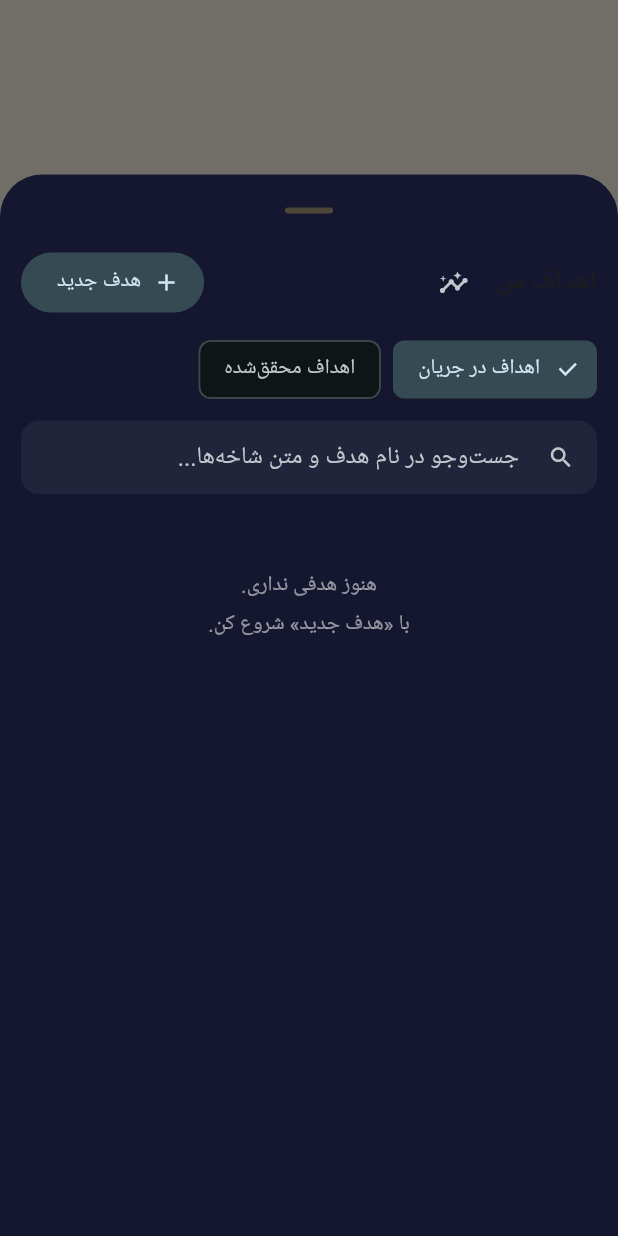
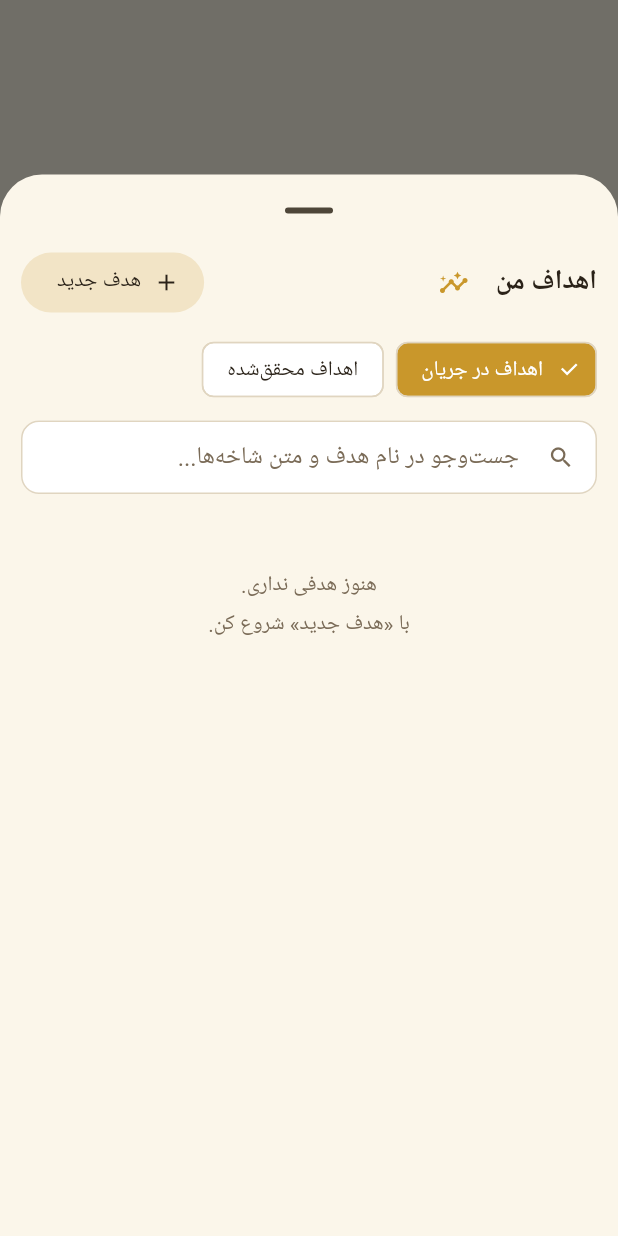
Before and after one commit to maryam1998/Flutm, a Flutter app: what showGoalsSheet() shows on an empty page, opened directly with empty values, on a phone screen of 412 x 824 dp. Run offline on Flutter 3.47's test engine with Material 3 defaults, Android fonts, the phone set to English and light mode, and no system bars; our stand-ins replace file_picker, google_fonts, image_picker, shared_preferences; accounts and stored records are empty; Roboto replaces fonts that are missing (Vazirmatn).

```diff
--- a/lib/screens/goals_sheet.dart
+++ b/lib/screens/goals_sheet.dart
@@ -28,8 +28,8 @@ Future<void> showGoalsSheet(
     isScrollControlled: true,
     useSafeArea: true,
     showDragHandle: true,
-    backgroundColor: const Color(0xFF14172F),
-    builder: (ctx) => darkSheet(DraggableScrollableSheet(
+    backgroundColor: kGoalsBg,
+    builder: (ctx) => goalsLightSheet(DraggableScrollableSheet(
       expand: false,
       initialChildSize: 0.85,
       minChildSize: 0.4,
@@ -257,12 +257,12 @@ class _GoalsSheetState extends State<GoalsSheet> {
         Row(
           children: [
             const Text('اهداف من',
-                style: TextStyle(fontSize: 18, fontWeight: FontWeight.w700)),
+                style: TextStyle(fontSize: 18, fontWeight: FontWeight.w700, color: kGoalsInk)),
             const SizedBox(width: 8),
             Text(countText,
-                style: const TextStyle(fontSize: 12, color: Colors.white54)),
+                style: const TextStyle(fontSize: 12, color: kGoalsMuted)),
             IconButton(
-              icon: const Icon(Icons.insights, size: 20),
+              icon: const Icon(Icons.insights, size: 20, color: kGoalsGold),
               tooltip: 'نگاه هفته',
               onPressed: () => showWeeklySheet(context, store.state),
               padding: EdgeInsets.zero,
@@ -287,13 +287,15 @@ class _GoalsSheetState extends State<GoalsSheet> {
           spacing: 8,
           children: [
             ChoiceChip(
-              label: const Text('اهداف در جریان'),
+              label: Text('اهداف در جریان',
+                  style: TextStyle(color: _tab == 0 ? Colors.white : kGoalsInk)),
               selected: _tab == 0,
               onSelected: (_) => setState(() => _tab = 0),
             ),
             ChoiceChip(
               label: Text(
                 'اهداف محقق‌شده${reached.isEmpty ? '' : ' (${toFa(reached.length)})'}',
+                style: TextStyle(color: _tab == 1 ? Colors.white : kGoalsInk),
               ),
               selected: _tab == 1,
               onSelected: (_) => setState(() => _tab = 1),
@@ -308,13 +310,21 @@ class _GoalsSheetState extends State<GoalsSheet> {
           onChanged: (v) => setState(() => _q = _norm(v.trim())),
           decoration: InputDecoration(
             hintText: 'جست‌وجو در نام هدف و متن شاخه‌ها...',
-            prefixIcon: const Icon(Icons.search),
+            prefixIcon: const Icon(Icons.search, color: kGoalsMuted),
             isDense: true,
             filled: true,
-            fillColor: Colors.white.withAlpha(14),
+            fillColor: Colors.white,
             border: OutlineInputBorder(
               borderRadius: BorderRadius.circular(12),
-              borderSide: BorderSide.none,
+              borderSide: const BorderSide(color: kGoalsBorder),
+            ),
+            enabledBorder: OutlineInputBorder(
+              borderRadius: BorderRadius.circular(12),
+              borderSide: const BorderSide(color: kGoalsBorder),
+            ),
+            focusedBorder: OutlineInputBorder(
+              borderRadius: BorderRadius.circular(12),
+              borderSide: const BorderSide(color: kGoalsGold, width: 1.5),
             ),
           ),
         ),
@@ -331,7 +341,7 @@ class _GoalsSheetState extends State<GoalsSheet> {
                       ? 'هنوز هدفی محقق نشده.\nوقتی به هدفی رسیدی، با دکمه‌ی ✓ به این فهرست منتقلش کن.'
                       : 'هنوز هدفی نداری.\nبا «هدف جدید» شروع کن.',
               textAlign: TextAlign.center,
-              style: const TextStyle(color: Colors.white54, height: 1.8),
+              style: const TextStyle(color: kGoalsMuted, height: 1.8),
             ),
           )
         else if (isReachedTab)
@@ -357,7 +367,7 @@ class _GoalsSheetState extends State<GoalsSheet> {
             padding: const EdgeInsets.only(top: 6),
             child: Text(
               '${toFa(freeRings)} نشانه‌ی آزاد روی نقشه هست؛ روی مسیر یک هدف ببرش تا خودکار زیرمجموعه‌اش شود.',
-              style: const TextStyle(fontSize: 11.5, color: Colors.white54, height: 1.7),
+              style: const TextStyle(fontSize: 11.5, color: kGoalsMuted, height: 1.7),
             ),
           ),
       ],
@@ -367,9 +377,9 @@ class _GoalsSheetState extends State<GoalsSheet> {
   // ------------------------------------------------------------------ کارت هدف
 
   BoxDecoration _cardDeco(Color c) => BoxDecoration(
-        color: Colors.white.withAlpha(12),
+        color: Colors.white,
         borderRadius: BorderRadius.circular(14),
-        border: Border.all(color: c.withAlpha(90)),
+        border: Border.all(color: kGoalsBorder),
       );
 
   Widget _iconBtn(IconData i, String tip, VoidCallback onTap, {Color? color}) =>
@@ -385,11 +395,11 @@ class _GoalsSheetState extends State<GoalsSheet> {
   Widget _tag(String t) => Container(
         padding: const EdgeInsets.symmetric(horizontal: 7, vertical: 1),
         decoration: BoxDecoration(
-          color: Colors.white.withAlpha(20),
+          color: kGoalsGold.withAlpha(34),
           borderRadius: BorderRadius.circular(8),
         ),
         child: Text(t,
-            style: const TextStyle(fontSize: 10.5, color: Colors.white70)),
+            style: const TextStyle(fontSize: 10.5, color: kGoalsMuted)),
       );
 
   Widget _hostCard(MapStore store, _Row r, {int? reorderIndex}) {
@@ -427,7 +437,7 @@ class _GoalsSheetState extends State<GoalsSheet> {
                       child: const Padding(
                         padding: EdgeInsets.symmetric(horizontal: 2),
                         child: Icon(Icons.drag_indicator,
-                            size: 20, color: Colors.white38),
+                            size: 20, color: kGoalsMuted),
                       ),
                     ),
                   _Avatar(host: h, color: color),
@@ -441,7 +451,8 @@ class _GoalsSheetState extends State<GoalsSheet> {
                           spacing: 6,
                           children: [
                             Text(_name(h),
-                                style: const TextStyle(fontWeight: FontWeight.w700)),
+                                style: const TextStyle(
+                                    fontWeight: FontWeight.w700, color: kGoalsInk)),
                             if (h.isRing)
                               _tag(
                                   'نزدیک شدن به هدف${linked.isEmpty ? '' : ' · «${linked.first.name.isEmpty ? 'هدف' : linked.first.name}»'}'),
@@ -451,7 +462,7 @@ class _GoalsSheetState extends State<GoalsSheet> {
                         if (ago.isNotEmpty)
                           Text(ago,
                               style: const TextStyle(
-                                  fontSize: 11, color: Colors.white54)),
+                                  fontSize: 11, color: kGoalsMuted)),
                         if (r.hit.isNotEmpty)
                           Text('↳ ${r.hit}',
                               style: TextStyle(fontSize: 12, color: color),
@@ -464,7 +475,7 @@ class _GoalsSheetState extends State<GoalsSheet> {
                             value: power / 100,
                             minHeight: 5,
                             color: color,
-                            backgroundColor: Colors.white.withAlpha(24),
+                            backgroundColor: kGoalsBorder,
                           ),
                         ),
                       ],
@@ -533,13 +544,15 @@ class _GoalsSheetState extends State<GoalsSheet> {
               crossAxisAlignment: CrossAxisAlignment.start,
               children: [
                 Wrap(spacing: 6, crossAxisAlignment: WrapCrossAlignment.center, children: [
-                  Text(g.name, style: const TextStyle(fontWeight: FontWeight.w700)),
+                  Text(g.name,
+                      style: const TextStyle(
+                          fontWeight: FontWeight.w700, color: kGoalsInk)),
                   _tag('محقق شد ✓'),
                 ]),
                 if (when.isNotEmpty)
                   Text(when,
                       style:
-                          const TextStyle(fontSize: 11, color: Colors.white54)),
+                          const TextStyle(fontSize: 11, color: kGoalsMuted)),
                 if (g.feeling.isNotEmpty)
                   Padding(
                     padding: const EdgeInsets.only(top: 4),
@@ -555,7 +568,7 @@ class _GoalsSheetState extends State<GoalsSheet> {
                             overflow: TextOverflow.ellipsis,
                             style: const TextStyle(
                                 fontSize: 12,
-                                color: Colors.white70,
+                                color: kGoalsMuted,
                                 fontStyle: FontStyle.italic,
                                 height: 1.5),
                           ),
@@ -620,15 +633,16 @@ class _GoalsSheetState extends State<GoalsSheet> {
               margin: const EdgeInsets.only(bottom: 8),
               padding: const EdgeInsets.all(10),
               decoration: BoxDecoration(
-                color: Colors.amber.withAlpha(30),
+                color: kGoalsGold.withAlpha(34),
                 borderRadius: BorderRadius.circular(10),
+                border: Border.all(color: kGoalsGold.withAlpha(110)),
               ),
               child: Column(
                 crossAxisAlignment: CrossAxisAlignment.start,
                 children: [
                   Text(
                     'دوره‌ی ${periodOrd(pi.past.length)} تموم شد! برای ادامه، دوره‌ی بعدی را شروع کن.',
-                    style: const TextStyle(height: 1.7),
+                    style: const TextStyle(height: 1.7, color: kGoalsInk),
                   ),
                   const SizedBox(height: 6),
                   FilledButton.tonal(
@@ -650,7 +664,7 @@ class _GoalsSheetState extends State<GoalsSheet> {
             const Padding(
               padding: EdgeInsets.symmetric(vertical: 10, horizontal: 4),
               child: Text('با ＋ شروع کن؛ مثلاً «گوش دادن به پادکست».',
-                  style: TextStyle(color: Colors.white54)),
+                  style: TextStyle(color: kGoalsMuted)),
             ),
           for (final a in h.actions)
             ..._nodeTiles(store, h, a, pi, hostColor, 0, ''),
@@ -684,14 +698,15 @@ class _GoalsSheetState extends State<GoalsSheet> {
             child: Container(
               padding: const EdgeInsets.symmetric(horizontal: 12, vertical: 10),
               decoration: BoxDecoration(
-                color: Colors.white.withAlpha(10),
+                color: kGoalsBg,
                 borderRadius: BorderRadius.circular(10),
+                border: Border.all(color: kGoalsBorder),
               ),
               child: Row(
                 children: [
                   Text(
                     'دوره‌ی ${toFa(pi.total)} روزه · روز ${toFa(pi.dayNum)}',
-                    style: const TextStyle(fontSize: 13),
+                    style: const TextStyle(fontSize: 13, color: kGoalsInk),
                   ),
                   const Spacer(),
                   Icon(statsOpen ? Icons.expand_less : Icons.expand_more,
@@ -709,7 +724,7 @@ class _GoalsSheetState extends State<GoalsSheet> {
                   Expanded(
                     child: Text(
                       '${toFa(todayCnt)} کار انجام‌شده‌ی امروز',
-                      style: const TextStyle(color: Colors.white70),
+                      style: const TextStyle(color: kGoalsMuted),
                     ),
                   ),
                   if (!pi.finished)
@@ -735,13 +750,13 @@ class _GoalsSheetState extends State<GoalsSheet> {
                   Text(
                     '⏱ مجموع امروز: ${fmtDur(_sumDay(h, pi.todayJK))}',
                     style: const TextStyle(
-                        fontSize: 12.5, color: Colors.white70),
+                        fontSize: 12.5, color: kGoalsMuted),
                   ),
                   const SizedBox(height: 2),
                   Text(
                     '📊 مجموع دوره: ${fmtDur(_sumPeriod(h, pi))}',
                     style: const TextStyle(
-                        fontSize: 12.5, color: Colors.white70),
+                        fontSize: 12.5, color: kGoalsMuted),
                   ),
                 ],
               ),
@@ -791,7 +806,7 @@ class _GoalsSheetState extends State<GoalsSheet> {
     final tileBody = Container(
       padding: const EdgeInsets.fromLTRB(10, 8, 6, 8),
       decoration: BoxDecoration(
-        color: Colors.white.withAlpha(isSub ? 6 : 14),
+        color: isSub ? const Color(0xFFFFFCF4) : kGoalsBg,
         border: BorderDirectional(start: BorderSide(color: color, width: 3)),
       ),
       child: Column(
@@ -824,7 +839,7 @@ class _GoalsSheetState extends State<GoalsSheet> {
                       maxLines: 1,
                       overflow: TextOverflow.ellipsis,
                       style: const TextStyle(
-                          fontSize: 10.5, color: Colors.white54),
+                          fontSize: 10.5, color: kGoalsMuted),
                     ),
                   ),
                 ),
@@ -839,7 +854,7 @@ class _GoalsSheetState extends State<GoalsSheet> {
                   child: const Padding(
                     padding: EdgeInsets.symmetric(horizontal: 2),
                     child: Icon(Icons.drag_indicator,
-                        size: 18, color: Colors.white38),
+                        size: 18, color: kGoalsMuted),
                   ),
                 ),
               GestureDetector(
@@ -868,12 +883,12 @@ class _GoalsSheetState extends State<GoalsSheet> {
                   key: ValueKey('t-${n.id}'),
                   initialValue: n.text,
                   onChanged: (v) => store.renameAction(n, v),
-                  style: const TextStyle(fontSize: 14),
+                  style: const TextStyle(fontSize: 14, color: kGoalsInk),
                   decoration: InputDecoration(
                     isDense: true,
                     border: InputBorder.none,
                     hintText: isSub ? 'نام زیرشاخه...' : 'نام شاخه...',
-                    hintStyle: const TextStyle(color: Colors.white38),
+                    hintStyle: const TextStyle(color: kGoalsMuted),
                   ),
                 ),
               ),
@@ -920,13 +935,11 @@ class _GoalsSheetState extends State<GoalsSheet> {
               padding: const EdgeInsets.only(top: 6, right: 4),
               child: Row(
                 children: [
-                  Icon(Icons.schedule,
-                      size: 13, color: Colors.white.withAlpha(140)),
+                  const Icon(Icons.schedule, size: 13, color: kGoalsMuted),
                   const SizedBox(width: 4),
                   Text(
                     'امروز: ${fmtDur(nodeDaySecs(n, pi.todayJK))}',
-                    style: TextStyle(
-                        fontSize: 11, color: Colors.white.withAlpha(180)),
+                    style: const TextStyle(fontSize: 11, color: kGoalsMuted),
                   ),
                   if (timerRunning(n)) ...[
                     const SizedBox(width: 8),
@@ -946,23 +959,23 @@ class _GoalsSheetState extends State<GoalsSheet> {
               child: Row(
                 children: [
                   const Icon(Icons.repeat,
-                      size: 13, color: Color(0xFF5EC8F0)),
+                      size: 13, color: Color(0xFF1B8DB5)),
                   const SizedBox(width: 4),
                   Text(
                     '${toFa(routineWeekDone(n))} از ۷ روز این هفته',
                     style: const TextStyle(
-                        fontSize: 11, color: Color(0xFF5EC8F0)),
+                        fontSize: 11, color: Color(0xFF1B8DB5)),
                   ),
                   if (routineStreak(n) >= 2) ...[
                     const SizedBox(width: 8),
                     const Icon(Icons.local_fire_department,
-                        size: 12, color: Color(0xFFF4C542)),
+                        size: 12, color: kGoalsGold),
                     const SizedBox(width: 3),
                     Text(
                       '${toFa(routineStreak(n))} روز پیاپی',
                       style: const TextStyle(
                           fontSize: 11,
-                          color: Color(0xFFF4C542),
+                          color: kGoalsGold,
                           fontWeight: FontWeight.w600),
                     ),
                   ],
@@ -1003,7 +1016,7 @@ class _GoalsSheetState extends State<GoalsSheet> {
               decoration: BoxDecoration(
                 border: BorderDirectional(
                     start:
-                        BorderSide(color: Colors.white.withAlpha(60), width: 2)),
+                        const BorderSide(color: kGoalsBorder, width: 2)),
               ),
               child: Column(
                   crossAxisAlignment: CrossAxisAlignment.stretch,
@@ -1041,11 +1054,11 @@ class _GoalsSheetState extends State<GoalsSheet> {
             alignment: Alignment.center,
             decoration: BoxDecoration(
               borderRadius: BorderRadius.circular(8),
-              color: has ? color : Colors.white.withAlpha(future ? 5 : 16),
+              color: has ? color : (future ? kGoalsBg : Colors.white),
               border: Border.all(
                 color: isToday
-                    ? Colors.white
-                    : (has ? color : Colors.white24),
+                    ? kGoalsInk
+                    : (has ? color : kGoalsBorder),
                 width: isToday ? 2 : 1,
               ),
             ),
@@ -1056,7 +1069,7 @@ class _GoalsSheetState extends State<GoalsSheet> {
                 fontWeight: FontWeight.w600,
                 color: has
                     ? Colors.black87
-                    : (future ? Colors.white30 : Colors.white),
+                    : (future ? kGoalsBorder : kGoalsInk),
               ),
             ),
           ),
@@ -1090,10 +1103,10 @@ class _GoalsSheetState extends State<GoalsSheet> {
               hintText: '$hint...',
               isDense: true,
               filled: true,
-              fillColor: Colors.white.withAlpha(14),
+              fillColor: Colors.white,
               border: OutlineInputBorder(
                 borderRadius: BorderRadius.circular(10),
-                borderSide: BorderSide.none,
+                borderSide: const BorderSide(color: kGoalsBorder),
               ),
             ),
           ),
@@ -1225,7 +1238,8 @@ class _GoalsSheetState extends State<GoalsSheet> {
           const SizedBox(width: 6),
           Text(
             'دستاوردها (${toFa(trophies.length)})',
-            style: const TextStyle(fontWeight: FontWeight.w700),
+            style: const TextStyle(
+                fontWeight: FontWeight.w700, color: kGoalsInk),
           ),
         ],
       ),
@@ -1254,9 +1268,9 @@ class _GoalsSheetState extends State<GoalsSheet> {
       child: Container(
         padding: const EdgeInsets.fromLTRB(10, 6, 6, 6),
         decoration: BoxDecoration(
-          color: const Color(0xFFF4C542).withAlpha(30),
+          color: kGoalsGold.withAlpha(34),
           borderRadius: BorderRadius.circular(20),
-          border: Border.all(color: const Color(0xFFF4C542).withAlpha(120)),
+          border: Border.all(color: kGoalsGold.withAlpha(130)),
         ),
         child: Row(
           mainAxisSize: MainAxisSize.min,
@@ -1270,18 +1284,18 @@ class _GoalsSheetState extends State<GoalsSheet> {
                 Text(
                   t.node.text.isEmpty ? 'بدون نام' : t.node.text,
                   style: const TextStyle(
-                      fontSize: 12, fontWeight: FontWeight.w600),
+                      fontSize: 12, fontWeight: FontWeight.w600, color: kGoalsInk),
                 ),
                 if (when.isNotEmpty)
                   Text(
                     when.replaceFirst(' · ', ''),
                     style: const TextStyle(
-                        fontSize: 10, color: Colors.white60),
+                        fontSize: 10, color: kGoalsMuted),
                   ),
               ],
             ),
             const SizedBox(width: 6),
-            const Icon(Icons.info_outline, size: 14, color: Colors.white54),
+            const Icon(Icons.info_outline, size: 14, color: kGoalsMuted),
           ],
         ),
       ),
@@ -1309,8 +1323,8 @@ class _GoalsSheetState extends State<GoalsSheet> {
 
     final undo = await showDialog<bool>(
       context: context,
-      builder: (ctx) => darkSheet(AlertDialog(
-        backgroundColor: const Color(0xFF1A1E3A),
+      builder: (ctx) => goalsLightSheet(AlertDialog(
+        backgroundColor: kGoalsBg,
         title: Row(
           children: [
             const Text('🏆', style: TextStyle(fontSize: 24)),
@@ -1338,7 +1352,7 @@ class _GoalsSheetState extends State<GoalsSheet> {
             if (days.isNotEmpty) ...[
               const SizedBox(height: 10),
               const Text('آخرین روزها:',
-                  style: TextStyle(fontSize: 11, color: Colors.white54)),
+                  style: TextStyle(fontSize: 11, color: kGoalsMuted)),
               const SizedBox(height: 4),
               Wrap(
                 spacing: 4,
@@ -1392,7 +1406,7 @@ class _GoalsSheetState extends State<GoalsSheet> {
         child: Row(
           children: [
             Text('$label: ',
-                style: const TextStyle(fontSize: 12.5, color: Colors.white54)),
+                style: const TextStyle(fontSize: 12.5, color: kGoalsMuted)),
             Expanded(
               child: Text(value,
                   style: const TextStyle(
@@ -1409,8 +1423,8 @@ class _GoalsSheetState extends State<GoalsSheet> {
       isScrollControlled: true,
       useSafeArea: true,
       showDragHandle: true,
-      backgroundColor: const Color(0xFF14172F),
-      builder: (ctx) => darkSheet(Padding(
+      backgroundColor: kGoalsBg,
+      builder: (ctx) => goalsLightSheet(Padding(
         padding: EdgeInsets.only(
           left: 16,
           right: 16,
--- a/lib/theme/app_theme.dart
+++ b/lib/theme/app_theme.dart
@@ -6,6 +6,13 @@ const kLightBg2 = Color(0xFFEDE5D5);
 const kLightInk = Color(0xFF2A2218);
 const kDarkBg = Color(0xFF0B0D1E);
 const kDarkBg2 = Color(0xFF151933);
+
+// ---------- پالت صفحه‌ی «اهداف» (هم‌رنگ وب) ----------
+const kGoalsBg = Color(0xFFFBF6EA); // کرم
+const kGoalsGold = Color(0xFFC9972B); // طلایی
+const kGoalsInk = Color(0xFF2A2218); // متن
+const kGoalsMuted = Color(0xFF7A6B57); // متن کم‌رنگ
+const kGoalsBorder = Color(0xFFE0D5C0); // حاشیه
 
 // ---------- تم روشن (پیش‌فرض — شبیه وب) ----------
 final ThemeData lightTheme = ThemeData(
@@ -74,3 +81,67 @@ final ThemeData darkTheme = ThemeData(
 /// پنل‌های پایین‌روی اپ پس‌زمینه‌ی تیره‌ی ثابت دارن و متن‌هاشون برای زمینه‌ی تیره نوشته شده؛
 /// این wrapper باعث می‌شه توی تم روشن هم متن‌ها روشن بمونن و خوانا باشن.
 Widget darkSheet(Widget child) => Theme(data: darkTheme, child: child);
+
+/// تم روشنِ کرم/طلایی مخصوص صفحه‌ی اهداف و دیالوگ‌های داخل آن
+final ThemeData goalsLightTheme = () {
+  final base = ThemeData(
+    brightness: Brightness.light,
+    useMaterial3: true,
+    scaffoldBackgroundColor: kGoalsBg,
+    colorScheme: ColorScheme.fromSeed(
+      seedColor: kGoalsGold,
+      brightness: Brightness.light,
+    ).copyWith(
+      primary: kGoalsGold,
+      onPrimary: Colors.white,
+      surface: kGoalsBg,
+      onSurface: kGoalsInk,
+      outline: kGoalsBorder,
+      outlineVariant: kGoalsBorder,
+      secondaryContainer: kGoalsGold.withAlpha(48),
+      onSecondaryContainer: kGoalsInk,
+    ),
+    dividerColor: kGoalsBorder,
+    dividerTheme: const DividerThemeData(color: kGoalsBorder, thickness: 1),
+    dialogTheme: const DialogThemeData(backgroundColor: kGoalsBg),
+    bottomSheetTheme: const BottomSheetThemeData(backgroundColor: kGoalsBg),
+    textSelectionTheme: TextSelectionThemeData(
+      cursorColor: kGoalsGold,
+      selectionColor: kGoalsGold.withAlpha(70),
+    ),
+    inputDecorationTheme: InputDecorationTheme(
+      hintStyle: const TextStyle(color: kGoalsMuted),
+      border: OutlineInputBorder(
+        borderRadius: BorderRadius.circular(10),
+        borderSide: const BorderSide(color: kGoalsBorder),
+      ),
+      enabledBorder: OutlineInputBorder(
+        borderRadius: BorderRadius.circular(10),
+        borderSide: const BorderSide(color: kGoalsBorder),
+      ),
+      focusedBorder: OutlineInputBorder(
+        borderRadius: BorderRadius.circular(10),
+        borderSide: const BorderSide(color: kGoalsGold, width: 1.5),
+      ),
+    ),
+    chipTheme: ChipThemeData(
+      backgroundColor: Colors.white,
+      selectedColor: kGoalsGold,
+      side: const BorderSide(color: kGoalsBorder),
+      labelStyle: const TextStyle(color: kGoalsInk),
+      secondaryLabelStyle: const TextStyle(color: Colors.white),
+      checkmarkColor: Colors.white,
+    ),
+    snackBarTheme: const SnackBarThemeData(
+      backgroundColor: kLightInk,
+      contentTextStyle: TextStyle(color: Colors.white),
+    ),
+  );
+  return base.copyWith(
+    textTheme: GoogleFonts.vazirmatnTextTheme(base.textTheme)
+        .apply(bodyColor: kGoalsInk, displayColor: kGoalsInk),
+  );
+}();
+
+Widget goalsLightSheet(Widget child) =>
+    Theme(data: goalsLightTheme, child: child);
```
Also changed, not shown: 1 other file.
